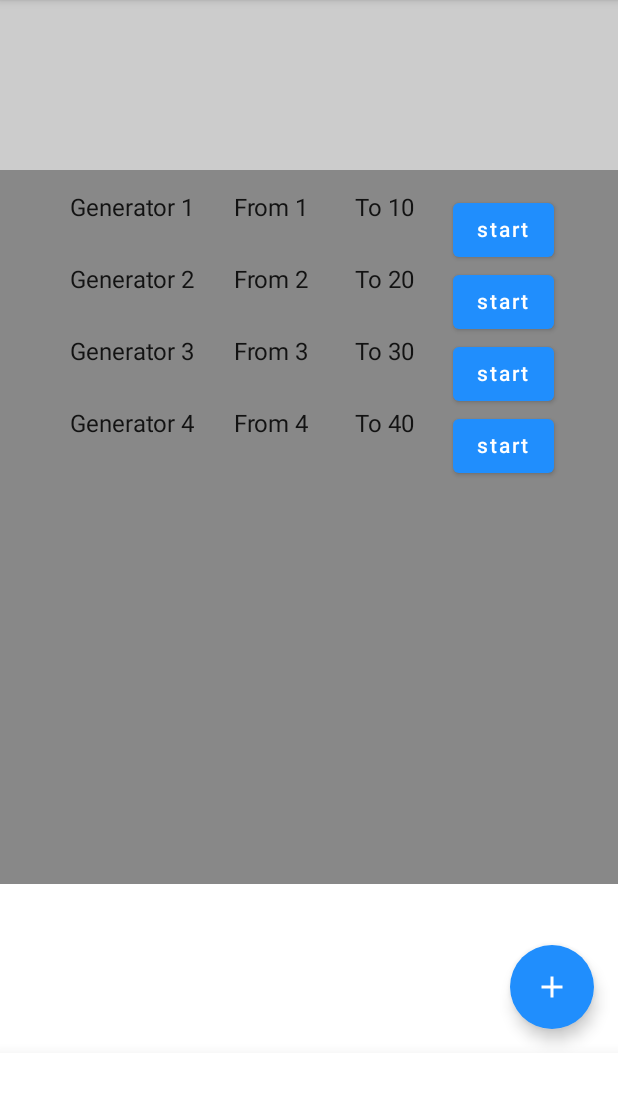
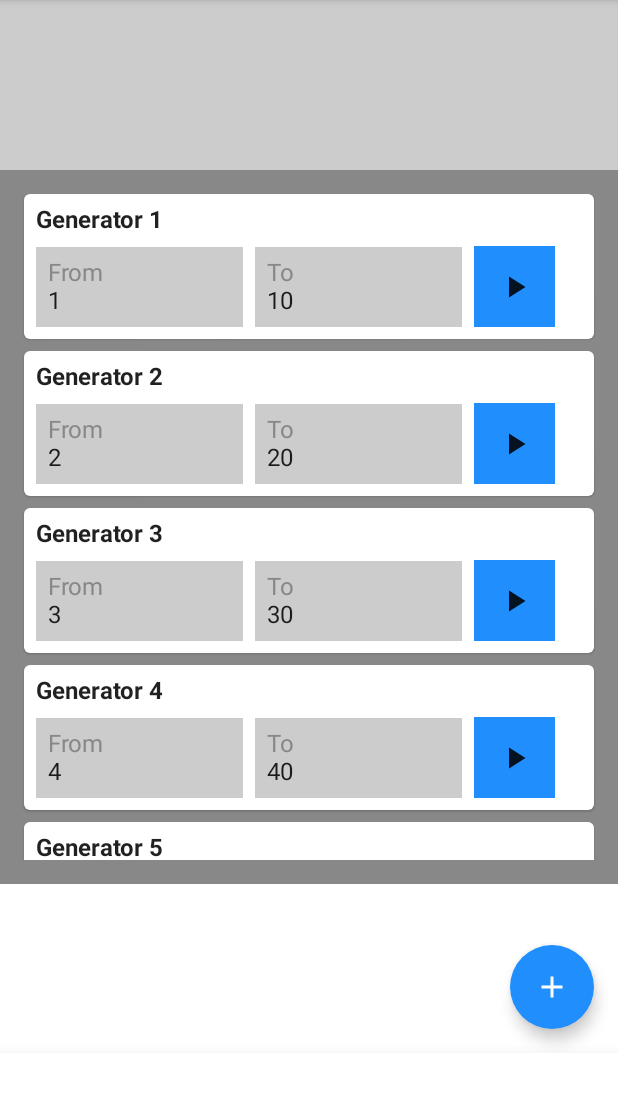
Before and after one commit to peakvalleytech/randomNumber, an Android app built with Jetpack Compose: the screen it shows after launch (MainActivity), on a phone screen of 412 x 824 dp, the part 84-1190 px from its top. Run offline under Robolectric (Android 15) with nearby library versions, the phone set to English and light mode, and no system bars; our stand-ins replace AdMob, Dagger/Hilt's generated code.

Commit message:
Implement generatge number handler for Number generate.

```diff
--- a/app/data/src/main/java/com/randomnumber/data/NumberGeneratorStubRepository.kt
+++ b/app/data/src/main/java/com/randomnumber/data/NumberGeneratorStubRepository.kt
@@ -11,10 +11,14 @@ class NumberGeneratorStubRepository : GeneratorRepository {
         val numberGenerator2 : NumberGenerator = NumberGenerator(2, "Generator 2", 2, 20)
         val numberGenerator3 : NumberGenerator = NumberGenerator(3, "Generator 3", 3, 30)
         val numberGenerator4 : NumberGenerator = NumberGenerator(4, "Generator 4", 4, 40)
+        val numberGenerator5 : NumberGenerator = NumberGenerator(5, "Generator 5", 5, 50)
+        val numberGenerator6 : NumberGenerator = NumberGenerator(6, "Generator 6", 6, 60)
         data.add(numberGenerator1)
         data.add(numberGenerator2)
         data.add(numberGenerator3)
         data.add(numberGenerator4)
+        data.add(numberGenerator5)
+        data.add(numberGenerator6)
     }
 
     override fun create(generator: NumberGenerator) {
--- a/app/src/main/java/com/randomapps/randomnumber/ui/common/component/NumberGeneratorView.kt
+++ b/app/src/main/java/com/randomapps/randomnumber/ui/common/component/NumberGeneratorView.kt
@@ -13,11 +13,13 @@ import androidx.compose.ui.text.font.FontWeight
 import androidx.compose.ui.tooling.preview.Preview
 import androidx.compose.ui.unit.dp
 import com.randomapps.randomgenerator.domain.models.NumberGenerator
+import com.randomapps.randomnumber.ui.screens.generator.intents.GenerateNumber
 import com.randomapps.randomnumber.ui.theme.RandomNumberTheme
 
 @Composable
 fun NumberGeneratorView(
-    numberGenerator: NumberGenerator,
+    numberGenerator : NumberGenerator,
+    onGenerateNumber : () -> Unit,
     modifier: Modifier = Modifier
 ) {
     Card(
@@ -39,7 +41,7 @@ fun NumberGeneratorView(
                     .background(Color.LightGray)
                     .padding(8.dp)) {
                     Text("From", color = Color.Gray)
-                    Text(Int.MAX_VALUE.toString())
+                    Text(numberGenerator.from.toString())
                 }
                 Spacer(modifier = Modifier.width(8.dp))
                 Column(modifier = Modifier
@@ -47,10 +49,12 @@ fun NumberGeneratorView(
                     .background(Color.LightGray)
                     .padding(8.dp)) {
                     Text("To", color = Color.Gray)
-                    Text(Int.MAX_VALUE.toString())
+                    Text(numberGenerator.to.toString())
                 }
                 Spacer(modifier = Modifier.width(8.dp))
-                IconButton(onClick = {  }, Modifier.width(54.dp).height(54.dp).background(MaterialTheme.colors.primary)) {
+                IconButton(onClick = {
+                    onGenerateNumber()
+                }, Modifier.width(54.dp).height(54.dp).background(MaterialTheme.colors.primary)) {
                     Icon(Icons.Default.PlayArrow
                     , contentDescription = "Generate Number")
                 }
@@ -65,6 +69,7 @@ fun NumberGeneratorViewPreview() {
     RandomNumberTheme() {
         NumberGeneratorView(
             numberGenerator = NumberGenerator(1, "Test generator preview", 1, 10),
+            onGenerateNumber = {},
             modifier = Modifier
                 .width(700.dp)
                 .padding(16.dp)
@@ -78,6 +83,7 @@ fun NumberGeneratorViewLargePreview() {
     RandomNumberTheme() {
         NumberGeneratorView(
             numberGenerator = NumberGenerator(1, "Test generator preview", 1, 10),
+            onGenerateNumber = {},
             modifier = Modifier
                 .width(1200.dp)
                 .padding(16.dp)
--- a/app/src/main/java/com/randomapps/randomnumber/ui/screens/generator/GeneratorScreen.kt
+++ b/app/src/main/java/com/randomapps/randomnumber/ui/screens/generator/GeneratorScreen.kt
@@ -25,6 +25,8 @@ import androidx.hilt.navigation.compose.hiltViewModel
 import com.randomapps.randomgenerator.domain.models.NumberGenerator
 import com.randomapps.randomnumber.R
 import com.randomapps.randomnumber.ui.common.component.AppTextField
+import com.randomapps.randomnumber.ui.common.component.NumberGenerator
+import com.randomapps.randomnumber.ui.common.component.NumberGeneratorView
 import com.randomapps.randomnumber.ui.screens.generator.intents.GenerateNumber
 import com.randomapps.randomnumber.ui.screens.generator.intents.ResetState
 import kotlinx.coroutines.launch
@@ -107,7 +109,7 @@ fun GeneratorScreen(viewModel : GeneratorViewModel = hiltViewModel()) {
                 }
                 Column(
                     modifier = Modifier
-                        .align(TopCenter )
+                        .align(TopCenter)
                         .background(Color.LightGray)
                         .fillMaxWidth()
                         .height(200.dp)) {
@@ -130,21 +132,13 @@ fun GeneratorScreen(viewModel : GeneratorViewModel = hiltViewModel()) {
                     ) {
                         item {
                             generators?.forEach {
-                                Column(
-                                    modifier =
-                                        Modifier.fillMaxWidth()
-                                ) {
-                                    Row(Modifier.fillMaxWidth(),
-                                        horizontalArrangement = SpaceEvenly ) {
-                                        Text(" ${it.name}")
-                                        Text("From ${it.from}")
-                                        Text(" To ${it.to}")
-                                        Button({}) {
-                                            Text("start")
-                                        }
+                                NumberGeneratorView(
+                                    numberGenerator = it,
+                                    onGenerateNumber = {
+                                        viewModel.handleIntent(GenerateNumber(it.from.toString(), it.to.toString()))
                                     }
-                                }
-
+                                    )
+                                Spacer(modifier = Modifier.height(8.dp))
                             }
                         }
                     }
@@ -163,9 +157,7 @@ fun GeneratorScreen(viewModel : GeneratorViewModel = hiltViewModel()) {
                     Icon(imageVector = Icons.Default.Add, "Add generator")
                 }
             }
-
         }
-
     }
 }
 
```
